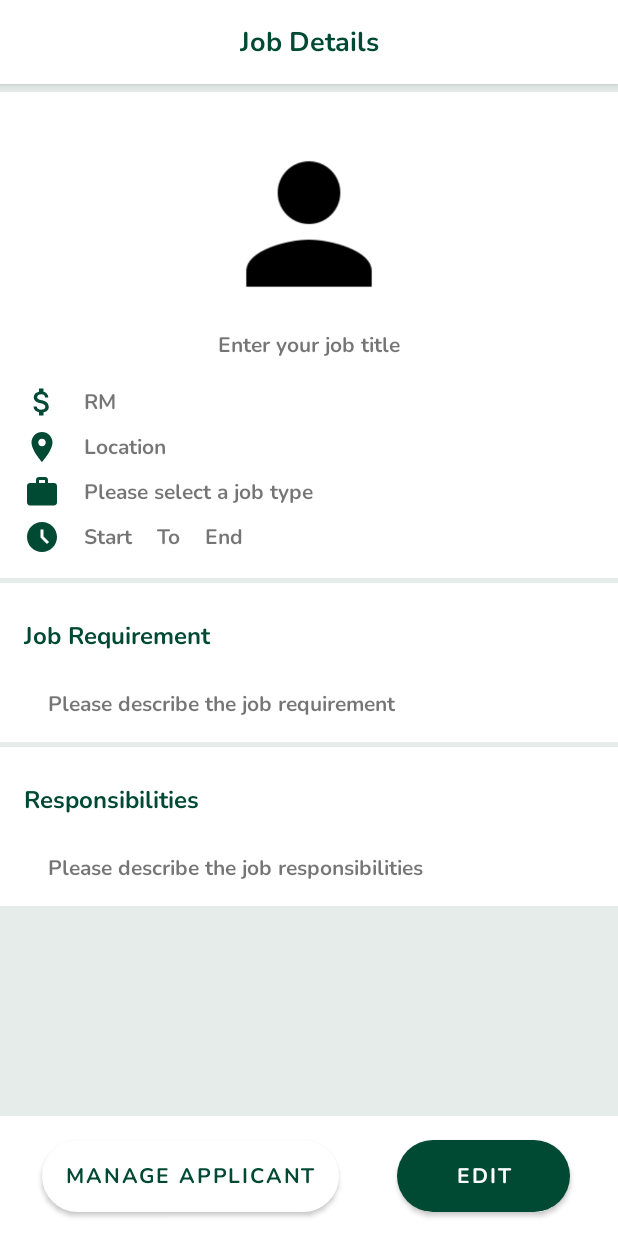
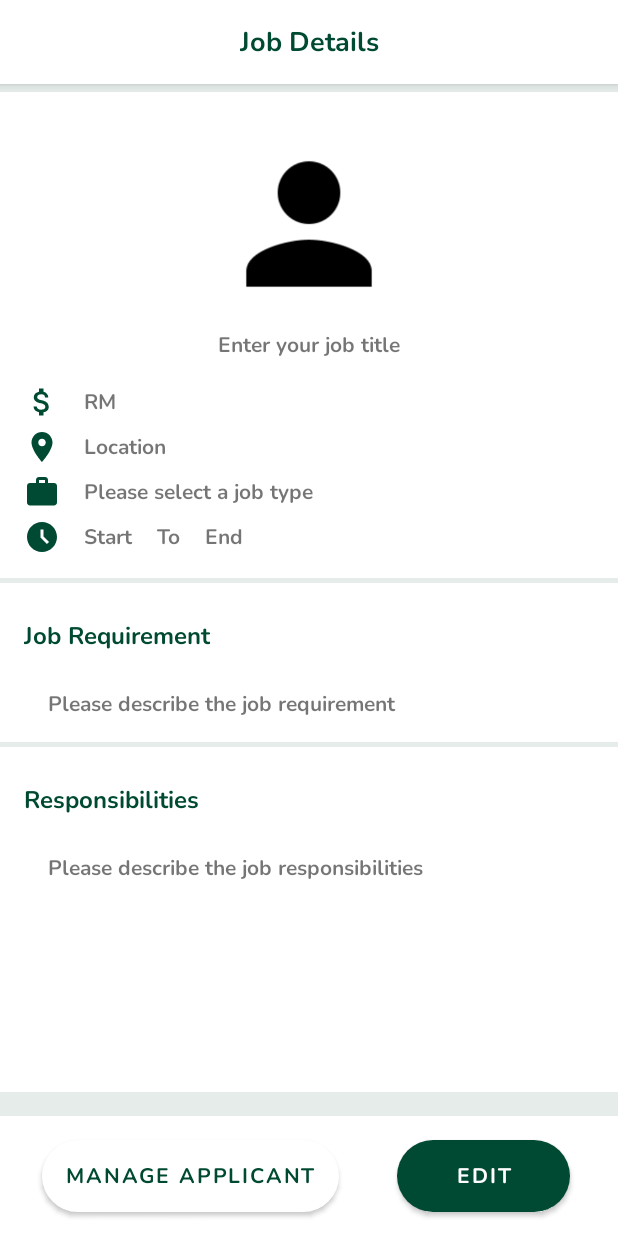
Before and after one commit to WeiChin04/EasyJob, an Android app: the layout fragment_job_detail.xml on its own in the app's theme, with its tools: preview values and no code run, on a phone screen of 412 x 824 dp. Run offline under Robolectric (Android 15) with nearby library versions, the phone set to English and light mode, and no system bars; network calls fail.

Commit message:
layout change

```diff
--- a/app/src/main/res/layout/fragment_job_detail.xml
+++ b/app/src/main/res/layout/fragment_job_detail.xml
@@ -204,11 +204,13 @@
 
             <TextView
                 android:id="@+id/tvJobDetailRequirementContent"
-                android:layout_width="wrap_content"
+                android:layout_width="0dp"
                 android:layout_height="wrap_content"
                 android:layout_marginStart="16dp"
                 android:layout_marginTop="24dp"
+                android:layout_marginEnd="16dp"
                 android:text="@string/job_requirement_hint"
+                app:layout_constraintEnd_toEndOf="parent"
                 app:layout_constraintStart_toStartOf="@+id/tvJobDetailRequirement"
                 app:layout_constraintTop_toBottomOf="@+id/tvJobDetailRequirement" />
         </androidx.constraintlayout.widget.ConstraintLayout>
@@ -216,10 +218,12 @@
         <androidx.constraintlayout.widget.ConstraintLayout
             android:id="@+id/clBottom"
             android:layout_width="match_parent"
-            android:layout_height="wrap_content"
+            android:layout_height="0dp"
             android:layout_marginTop="3dp"
+            android:layout_marginBottom="16dp"
             android:background="@color/white"
             android:paddingBottom="15dp"
+            app:layout_constraintBottom_toTopOf="@+id/clAction"
             app:layout_constraintTop_toBottomOf="@+id/clBody">
 
             <TextView
@@ -235,11 +239,13 @@
 
             <TextView
                 android:id="@+id/tvJobDetailResContent"
-                android:layout_width="wrap_content"
+                android:layout_width="0dp"
                 android:layout_height="wrap_content"
                 android:layout_marginStart="16dp"
                 android:layout_marginTop="24dp"
+                android:layout_marginEnd="16dp"
                 android:text="@string/responsibilities_hint"
+                app:layout_constraintEnd_toEndOf="parent"
                 app:layout_constraintStart_toStartOf="@+id/tvJobDetailResp"
                 app:layout_constraintTop_toBottomOf="@+id/tvJobDetailResp" />
         </androidx.constraintlayout.widget.ConstraintLayout>
```
Also changed, not shown: app/src/main/res/layout/fragment_user_job_detail.xml (+9 -3 lines).
